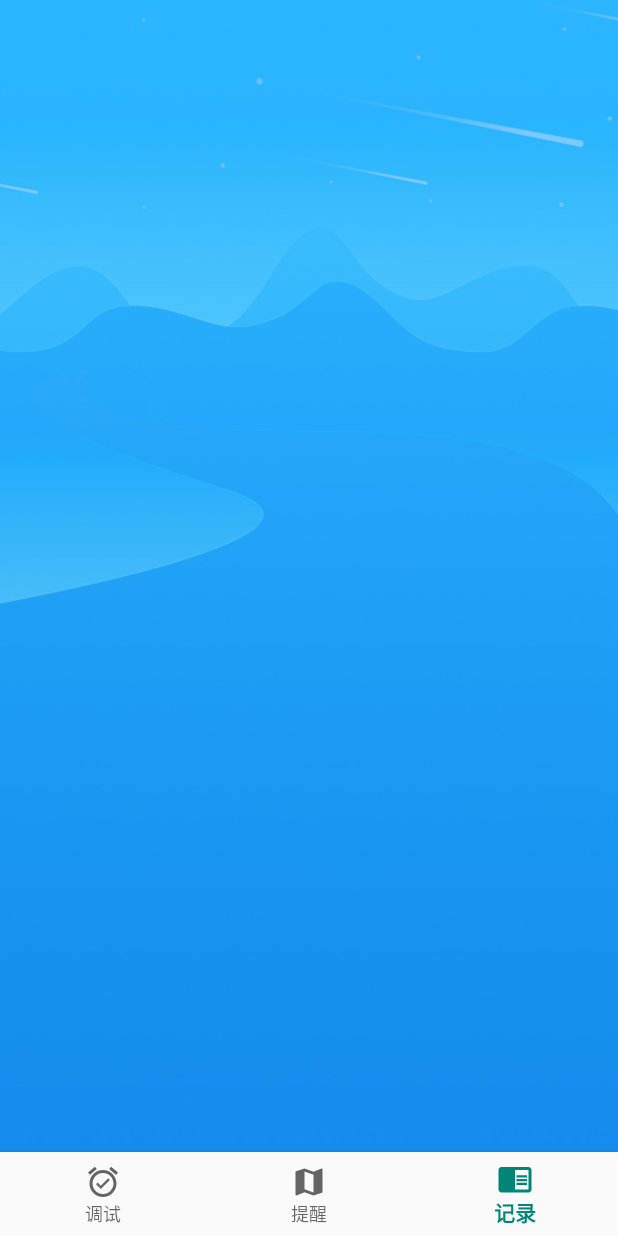
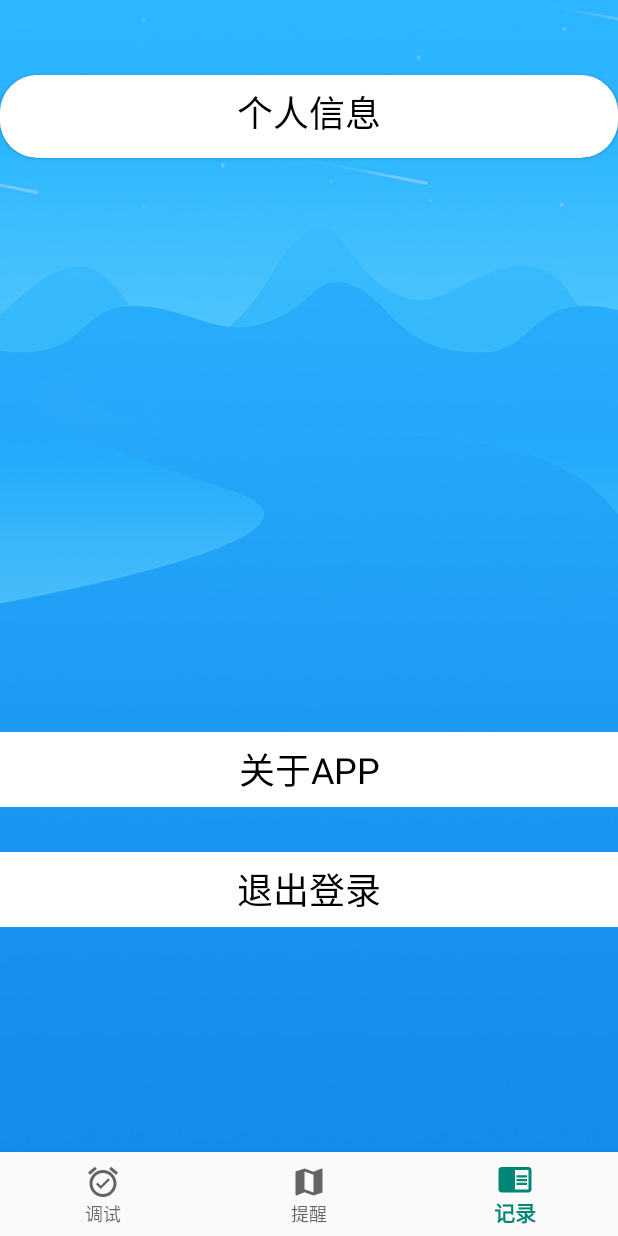
Before and after one commit to limingcheng0710/e_Seal_APP, an Android app: the screen it shows after launch (MainActivity), item 3 of the bottom bar chosen, on a phone screen of 412 x 824 dp. Run offline under Robolectric (Android 15) with nearby library versions, the light colour scheme and no system bars; our stand-ins replace ButterKnife, EventBus; libraries missing offline, so code that uses them is left out: com.clj.fastble, com.github.mikephil.charting, com.longsh.optionframelibrary, umich.cse.yctung.

Commit message:
10.21
10.21

```diff
--- a/AndroidSittingMonitor-master/app/src/main/AndroidManifest.xml
+++ b/AndroidSittingMonitor-master/app/src/main/AndroidManifest.xml
@@ -46,6 +46,8 @@
             </intent-filter>
         </activity>
         <activity android:name=".TableActivity"/>
+        <activity android:name=".About_APP" />
+        <activity android:name=".UserInformation" />
 
         <provider
             android:authorities="com.nerosong.sittingmonitor.fileprovider"
--- a/AndroidSittingMonitor-master/app/src/main/java/com/nerosong/sittingmonitor/Fragment3.java
+++ b/AndroidSittingMonitor-master/app/src/main/java/com/nerosong/sittingmonitor/Fragment3.java
@@ -1,6 +1,7 @@
 package com.nerosong.sittingmonitor;
 
 import android.content.ContentValues;
+import android.content.Intent;
 import android.database.Cursor;
 import android.database.sqlite.SQLiteDatabase;
 import android.graphics.Color;
@@ -39,18 +40,38 @@ import butterknife.OnClick;
 
 public class Fragment3 extends Fragment {
 
-
+    @BindView(R.id.text_quit)
+    TextView textQuit;
+    @BindView(R.id.about_app)
+    TextView aboutApp;
+    @BindView(R.id.user_information)
+    TextView userInformation;
 
     @Nullable
     @Override
     public View onCreateView(LayoutInflater inflater, @Nullable ViewGroup container, @Nullable Bundle savedInstanceState) {
         View view = inflater.inflate(R.layout.fragment3, container, false);
         ButterKnife.bind(this, view);
-
-
         return view;
     }
 
+    @OnClick(R.id.text_quit)
+    public void quit_Login() {
+        Intent intent = new Intent(getActivity(), LoginActivity.class);
+        startActivity(intent);
+    }
+
+    @OnClick(R.id.about_app)
+    public void about_App() {
+        Intent intent = new Intent(getActivity(), About_APP.class);
+        startActivityForResult(intent, 1);
+    }
+
+    @OnClick(R.id.user_information)
+    public void onViewClicked() {
+        Intent intent = new Intent(getActivity(), UserInformation.class);
+        startActivity(intent);
+    }
 
 
 }
--- a/AndroidSittingMonitor-master/app/src/main/res/layout/fragment3.xml
+++ b/AndroidSittingMonitor-master/app/src/main/res/layout/fragment3.xml
@@ -3,8 +3,49 @@
     xmlns:app="http://schemas.android.com/apk/res-auto"
     android:layout_width="match_parent"
     android:layout_height="match_parent"
+    android:orientation="vertical"
     android:background="@drawable/bg2">
+<android.support.design.circularreveal.cardview.CircularRevealCardView
+    android:layout_width="match_parent"
+    android:layout_height="55dp"
+    app:cardCornerRadius="25dp"
+    android:layout_marginTop="50dp"
+    android:background="#11000000"
+    >
+    <TextView
+        android:id="@+id/user_information"
+        android:layout_width="match_parent"
+        android:layout_height="50dp"
+        android:background="#FFFFFF"
+        android:text="个人信息"
+        android:textColor="#000000"
+        android:textSize="24sp"
+        android:gravity="center"
+        />
+</android.support.design.circularreveal.cardview.CircularRevealCardView>
+    <TextView
+        android:id="@+id/text_quit"
+        android:layout_width="match_parent"
+        android:layout_height="50dp"
+        android:layout_alignParentBottom="true"
+        android:layout_marginBottom="150dp"
+        android:background="#FFFFFF"
+        android:text="退出登录"
+        android:textColor="#000000"
+        android:textSize="24sp"
+        android:gravity="center"/>
 
-
+    <TextView
+        android:id="@+id/about_app"
+        android:layout_width="match_parent"
+        android:layout_height="50dp"
+        android:layout_above="@+id/text_quit"
+        android:layout_marginBottom="30dp"
+        android:text="关于APP"
+        android:background="#FFFFFF"
+        android:textColor="#000000"
+        android:textSize="24sp"
+        android:gravity="center"
+        />
 
 </RelativeLayout>
```
Also changed, not shown: AndroidSittingMonitor-master/app/src/main/java/com/nerosong/sittingmonitor/About_APP.java (added, +32 -0 lines), AndroidSittingMonitor-master/app/src/main/java/com/nerosong/sittingmonitor/UserInformation.java (added, +27 -0 lines), AndroidSittingMonitor-master/app/src/main/res/layout/activity_about_app.xml (added, +22 -0 lines), AndroidSittingMonitor-master/app/src/main/res/layout/activity_user_information.xml (added, +42 -0 lines), AndroidSittingMonitor-master/app/src/main/res/mipmap-hdpi/left_arrow.png (added).
